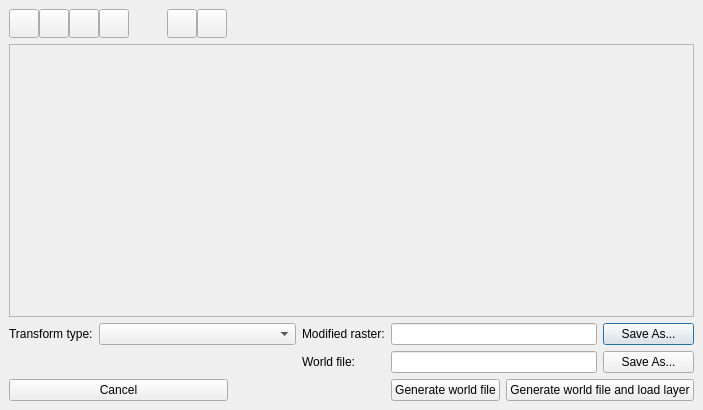
First picture: the form in qgspointdialogbase.ui, repository mmassing/georeferencer, before the edit.
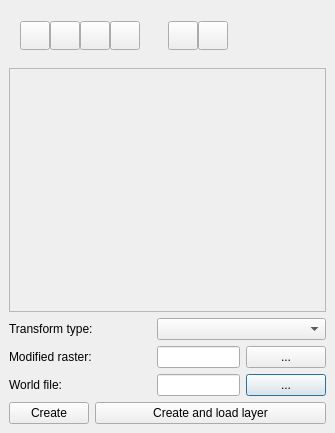
Second picture: the form after the edit. Icons and pictures are not drawn.

Patch:
```diff
--- a/qgspointdialogbase.ui
+++ b/qgspointdialogbase.ui
@@ -8,12 +8,18 @@
    <rect>
     <x>0</x>
     <y>0</y>
-    <width>703</width>
-    <height>410</height>
+    <width>335</width>
+    <height>433</height>
    </rect>
   </property>
   <property name="windowTitle" >
-   <string>Georeferencer</string>
+   <string>Reference points</string>
+  </property>
+  <property name="windowIcon" >
+   <iconset resource="georeferencer.qrc" >:/icon.png</iconset>
+  </property>
+  <property name="autoFillBackground" >
+   <bool>true</bool>
   </property>
   <layout class="QGridLayout" >
    <property name="margin" >
@@ -22,23 +28,58 @@
    <property name="spacing" >
     <number>6</number>
    </property>
-   <item row="0" column="4" colspan="4" >
-    <spacer>
-     <property name="orientation" >
-      <enum>Qt::Horizontal</enum>
+   <item row="4" column="3" >
+    <widget class="QPushButton" name="pbnSelectWorldFile" >
+     <property name="text" >
+      <string>...</string>
      </property>
-     <property name="sizeType" >
-      <enum>QSizePolicy::Expanding</enum>
+    </widget>
+   </item>
+   <item row="3" column="3" >
+    <widget class="QPushButton" name="pbnSelectModifiedRaster" >
+     <property name="text" >
+      <string>...</string>
      </property>
-     <property name="sizeHint" >
-      <size>
-       <width>300</width>
-       <height>20</height>
-      </size>
+    </widget>
+   </item>
+   <item row="3" column="0" colspan="2" >
+    <widget class="QLabel" name="lblSelectModifiedRaster" >
+     <property name="text" >
+      <string>Modified raster:</string>
      </property>
-    </spacer>
+    </widget>
    </item>
-   <item row="0" column="2" colspan="2" >
+   <item row="4" column="0" colspan="2" >
+    <widget class="QLabel" name="textLabel1" >
+     <property name="text" >
+      <string>World file:</string>
+     </property>
+    </widget>
+   </item>
+   <item row="3" column="2" >
+    <widget class="QLineEdit" name="leSelectModifiedRaster" />
+   </item>
+   <item row="4" column="2" >
+    <widget class="QLineEdit" name="leSelectWorldFile" />
+   </item>
+   <item row="2" column="0" colspan="2" >
+    <widget class="QLabel" name="textLabel2" >
+     <property name="text" >
+      <string>Transform type:</string>
+     </property>
+    </widget>
+   </item>
+   <item row="2" column="2" colspan="2" >
+    <widget class="QComboBox" name="cmbTransformType" />
+   </item>
+   <item row="5" column="0" >
+    <widget class="QPushButton" name="pbnGenerateWorldFile" >
+     <property name="text" >
+      <string>Create</string>
+     </property>
+    </widget>
+   </item>
+   <item row="0" column="2" >
     <widget class="QFrame" name="frame5" >
      <property name="sizePolicy" >
       <sizepolicy>
@@ -56,7 +97,7 @@
      </property>
      <layout class="QHBoxLayout" >
       <property name="margin" >
-       <number>0</number>
+       <number>11</number>
       </property>
       <property name="spacing" >
        <number>0</number>
@@ -129,7 +170,7 @@
      </property>
      <layout class="QHBoxLayout" >
       <property name="margin" >
-       <number>0</number>
+       <number>11</number>
       </property>
       <property name="spacing" >
        <number>0</number>
@@ -225,91 +266,10 @@
      </layout>
     </widget>
    </item>
-   <item row="2" column="7" >
-    <widget class="QPushButton" name="pbnSelectModifiedRaster" >
-     <property name="text" >
-      <string>Save As...</string>
-     </property>
-    </widget>
-   </item>
-   <item row="3" column="7" >
-    <widget class="QPushButton" name="pbnSelectWorldFile" >
-     <property name="text" >
-      <string>Save As...</string>
-     </property>
-    </widget>
-   </item>
-   <item row="4" column="6" colspan="2" >
-    <widget class="QPushButton" name="pbnGenerateAndLoad" >
-     <property name="text" >
-      <string>Generate world file and load layer</string>
-     </property>
-    </widget>
-   </item>
-   <item row="2" column="5" colspan="2" >
-    <widget class="QLineEdit" name="leSelectModifiedRaster" />
-   </item>
-   <item row="3" column="5" colspan="2" >
-    <widget class="QLineEdit" name="leSelectWorldFile" />
-   </item>
-   <item row="4" column="5" >
-    <widget class="QPushButton" name="pbnGenerateWorldFile" >
-     <property name="text" >
-      <string>Generate world file</string>
-     </property>
-    </widget>
-   </item>
-   <item row="2" column="4" >
-    <widget class="QLabel" name="lblSelectModifiedRaster" >
-     <property name="text" >
-      <string>Modified raster:</string>
-     </property>
-    </widget>
-   </item>
-   <item row="3" column="4" >
-    <widget class="QLabel" name="textLabel1" >
-     <property name="text" >
-      <string>World file:</string>
-     </property>
-    </widget>
-   </item>
-   <item row="4" column="3" colspan="2" >
-    <spacer>
-     <property name="orientation" >
-      <enum>Qt::Horizontal</enum>
-     </property>
-     <property name="sizeType" >
-      <enum>QSizePolicy::Expanding</enum>
-     </property>
-     <property name="sizeHint" >
-      <size>
-       <width>150</width>
-       <height>20</height>
-      </size>
-     </property>
-    </spacer>
-   </item>
-   <item row="2" column="1" colspan="3" >
-    <widget class="QComboBox" name="cmbTransformType" />
-   </item>
-   <item row="2" column="0" >
-    <widget class="QLabel" name="textLabel2" >
-     <property name="text" >
-      <string>Transform type:</string>
-     </property>
-    </widget>
-   </item>
-   <item row="4" column="0" colspan="3" >
-    <widget class="QPushButton" name="pbnCancel" >
-     <property name="text" >
-      <string>Cancel</string>
-     </property>
-    </widget>
-   </item>
-   <item row="1" column="0" colspan="8" >
+   <item row="1" column="0" colspan="4" >
     <widget class="QFrame" name="canvasFrame" >
      <property name="autoFillBackground" >
-      <bool>true</bool>
+      <bool>false</bool>
      </property>
      <property name="frameShape" >
       <enum>QFrame::StyledPanel</enum>
@@ -319,6 +279,29 @@
      </property>
     </widget>
    </item>
+   <item row="5" column="1" colspan="3" >
+    <widget class="QPushButton" name="pbnGenerateAndLoad" >
+     <property name="text" >
+      <string>Create and load layer</string>
+     </property>
+    </widget>
+   </item>
+   <item row="0" column="3" >
+    <spacer>
+     <property name="orientation" >
+      <enum>Qt::Horizontal</enum>
+     </property>
+     <property name="sizeType" >
+      <enum>QSizePolicy::Expanding</enum>
+     </property>
+     <property name="sizeHint" >
+      <size>
+       <width>41</width>
+       <height>53</height>
+      </size>
+     </property>
+    </spacer>
+   </item>
   </layout>
  </widget>
  <layoutdefault spacing="6" margin="11" />
```
Left out of the diff: 8 changed lines with no effect on the pictures.
